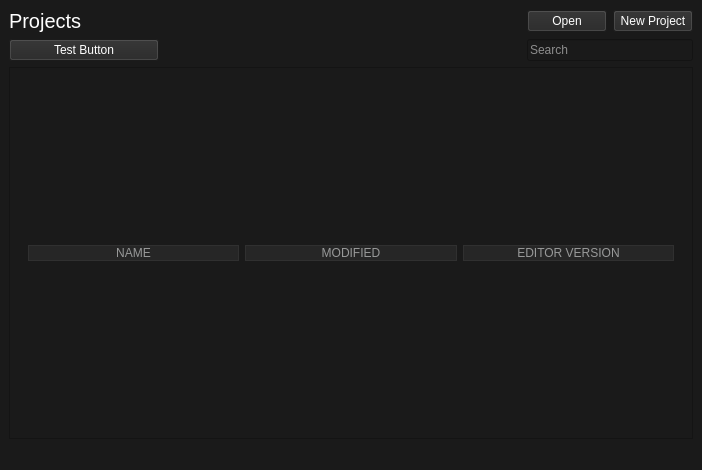
The window that UnityLauncher.ui (Kainkun/UnityLauncher) describes before a commit, drawn with Qt 5.
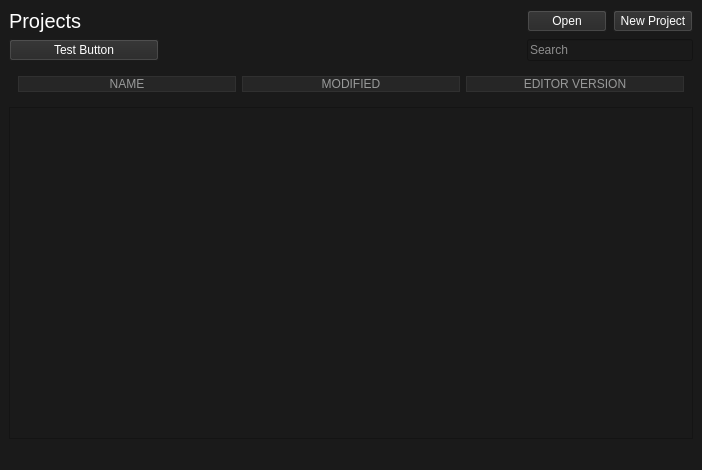
The same window after the commit. Icons and pictures are not drawn.

Commit message: testing list widget

Diff of the .ui file:
```diff
--- a/UnityLauncher.ui
+++ b/UnityLauncher.ui
@@ -88,67 +88,6 @@
       </property>
      </widget>
     </item>
-    <item row="4" column="0" colspan="3">
-     <widget class="QScrollArea" name="projectsScrollArea">
-      <property name="widgetResizable">
-       <bool>true</bool>
-      </property>
-      <widget class="QWidget" name="projectsContents">
-       <property name="geometry">
-        <rect>
-         <x>0</x>
-         <y>0</y>
-         <width>688</width>
-         <height>374</height>
-        </rect>
-       </property>
-       <layout class="QVBoxLayout" name="projectsContentsLayout">
-        <item>
-         <widget class="QWidget" name="sortButtons" native="true">
-          <layout class="QGridLayout" name="sortButtonsLayout">
-           <item row="0" column="0">
-            <widget class="QPushButton" name="pushButton">
-             <property name="styleSheet">
-              <string notr="true">color: rgb(152, 153, 153);
-background-color: rgb(38, 38, 38);
-border: 1px solid rgb(48, 48, 48);</string>
-             </property>
-             <property name="text">
-              <string>NAME</string>
-             </property>
-            </widget>
-           </item>
-           <item row="0" column="2">
-            <widget class="QPushButton" name="pushButton_3">
-             <property name="styleSheet">
-              <string notr="true">color: rgb(152, 153, 153);
-background-color: rgb(38, 38, 38);
-border: 1px solid rgb(48, 48, 48);</string>
-             </property>
-             <property name="text">
-              <string>EDITOR VERSION</string>
-             </property>
-            </widget>
-           </item>
-           <item row="0" column="1">
-            <widget class="QPushButton" name="pushButton_2">
-             <property name="styleSheet">
-              <string notr="true">color: rgb(152, 153, 153);
-background-color: rgb(38, 38, 38);
-border: 1px solid rgb(48, 48, 48);</string>
-             </property>
-             <property name="text">
-              <string>MODIFIED</string>
-             </property>
-            </widget>
-           </item>
-          </layout>
-         </widget>
-        </item>
-       </layout>
-      </widget>
-     </widget>
-    </item>
     <item row="3" column="0">
      <widget class="QPushButton" name="testButton">
       <property name="sizePolicy">
@@ -181,6 +120,51 @@
       </property>
      </widget>
     </item>
+    <item row="4" column="0" colspan="3">
+     <widget class="QWidget" name="sortButtons" native="true">
+      <layout class="QGridLayout" name="sortButtonsLayout">
+       <item row="0" column="2">
+        <widget class="QPushButton" name="pushButton_3">
+         <property name="styleSheet">
+          <string notr="true">color: rgb(152, 153, 153);
+background-color: rgb(38, 38, 38);
+border: 1px solid rgb(48, 48, 48);</string>
+         </property>
+         <property name="text">
+          <string>EDITOR VERSION</string>
+         </property>
+        </widget>
+       </item>
+       <item row="0" column="1">
+        <widget class="QPushButton" name="pushButton_2">
+         <property name="styleSheet">
+          <string notr="true">color: rgb(152, 153, 153);
+background-color: rgb(38, 38, 38);
+border: 1px solid rgb(48, 48, 48);</string>
+         </property>
+         <property name="text">
+          <string>MODIFIED</string>
+         </property>
+        </widget>
+       </item>
+       <item row="0" column="0">
+        <widget class="QPushButton" name="pushButton">
+         <property name="styleSheet">
+          <string notr="true">color: rgb(152, 153, 153);
+background-color: rgb(38, 38, 38);
+border: 1px solid rgb(48, 48, 48);</string>
+         </property>
+         <property name="text">
+          <string>NAME</string>
+         </property>
+        </widget>
+       </item>
+      </layout>
+     </widget>
+    </item>
+    <item row="5" column="0" colspan="3">
+     <widget class="QListWidget" name="projectList"/>
+    </item>
    </layout>
   </widget>
   <widget class="QMenuBar" name="menubar">
```
The commit also changes 2 other files.
